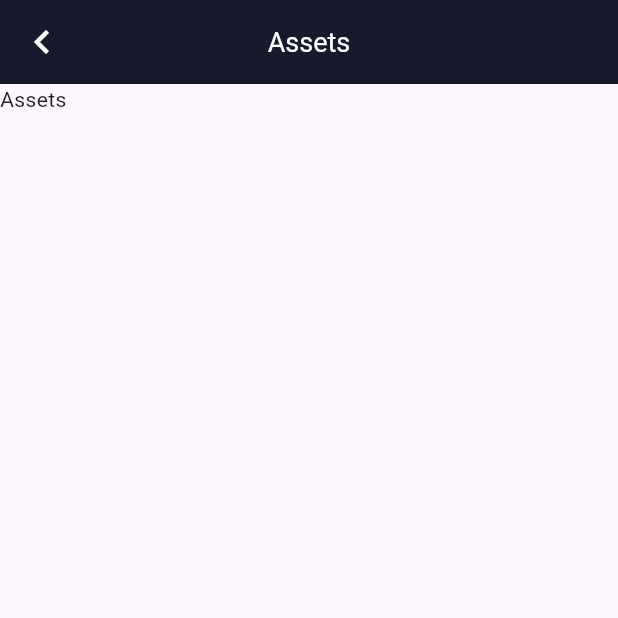
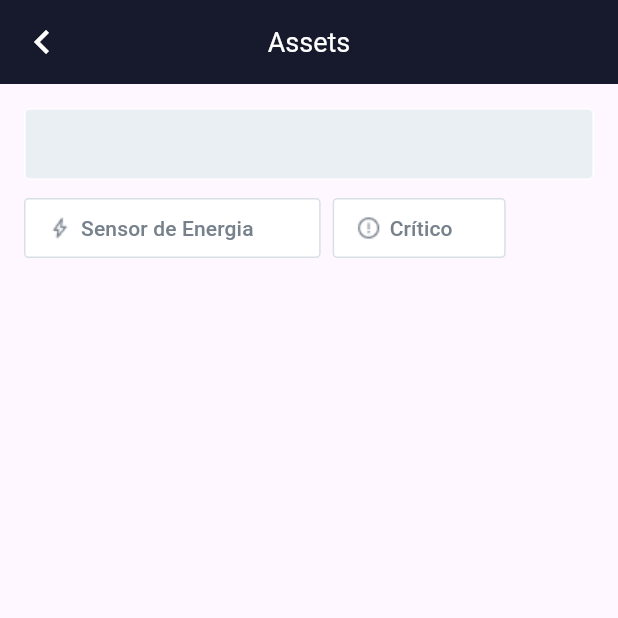
Before and after one commit to WallaceHolanda/tractian_challenge, a Flutter app: the screen it shows after launch, after a tap on "Jaguar Unit", on a phone screen of 412 x 824 dp, the top half of it. Run offline on Flutter 3.47's test engine with Material 3 defaults, Android fonts, the phone set to English and light mode, and no system bars; our stand-ins replace bloc, dartz, equatable, flutter_bloc, get_it.

Commit message:
feat: inicia construcao dos filtros

```diff
--- a/lib/core/assets/icons_enum.dart
+++ b/lib/core/assets/icons_enum.dart
@@ -2,7 +2,9 @@ enum IconsEnum {
   asset('assets/icons/asset.png'),
   company('assets/icons/company.png'),
   component('assets/icons/component.png'),
-  location('assets/icons/location.png');
+  location('assets/icons/location.png'),
+  bolt('assets/icons/bolt.png'),
+  exclamationCircle('assets/icons/exclamation_circle.png');
 
   final String caminho;
   const IconsEnum(this.caminho);
--- a/lib/core/color_scheme_extension.dart
+++ b/lib/core/color_scheme_extension.dart
@@ -3,6 +3,9 @@ import 'package:flutter/material.dart';
 extension ContextExtension on ColorScheme {
   Color get azulClaro => const Color.fromRGBO(33, 136, 255, 1);
   Color get azulEscuro => const Color.fromRGBO(23, 25, 45, 1);
-  Color get branco => const Color.fromRGBO(255, 255, 255, 1);
-  Color get cinza => const Color.fromRGBO(205, 205, 205, 1);
+  Color get white => const Color.fromRGBO(255, 255, 255, 1);
+  Color get gray => const Color.fromRGBO(205, 205, 205, 1);
+  Color get brancoBorda => const Color.fromRGBO(216, 223, 230, 1);
+  Color get bodyText => const Color.fromRGBO(119, 129, 140, 1);
+  Color get neutralGrey => const Color.fromRGBO(234, 239, 243, 1);
 }
--- a/lib/features/assets/presentation/assets_page.dart
+++ b/lib/features/assets/presentation/assets_page.dart
@@ -1,5 +1,6 @@
 import 'package:flutter/material.dart';
 import 'package:tractian_challenge/core/color_scheme_extension.dart';
+import 'package:tractian_challenge/features/assets/presentation/widgets/filtro/filtro_opcoes_widget.dart';
 import 'package:tractian_challenge/features/core/utils/app_strings_enum.dart';
 
 class AssetsPage extends StatefulWidget {
@@ -25,7 +26,7 @@ class _AssetsPageState extends State<AssetsPage> {
           onPressed: Navigator.of(context).pop,
           icon: Icon(
             Icons.chevron_left,
-            color: Theme.of(context).colorScheme.branco,
+            color: Theme.of(context).colorScheme.white,
             size: 32,
           ),
         ),
@@ -34,20 +35,14 @@ class _AssetsPageState extends State<AssetsPage> {
           style: TextStyle(
             fontSize: 18,
             fontWeight: FontWeight.w400,
-            color: Theme.of(context).colorScheme.branco,
+            color: Theme.of(context).colorScheme.white,
           ),
         ),
       ),
-      body: SafeArea(
+      body: const SafeArea(
         child: Column(
           children: [
-            SizedBox(
-              height: 48,
-              width: double.maxFinite,
-              child: Text(
-                AppStringsEnum.assets.texto,
-              ),
-            ),
+            FiltroOpcoesWidget(),
           ],
         ),
       ),
--- /dev/null
+++ b/lib/features/assets/presentation/widgets/filtro/filtro_notifier.dart
@@ -0,0 +1,7 @@
+import 'package:flutter/material.dart';
+
+class FiltroNotifier {
+  ValueNotifier<bool> habilitado = ValueNotifier<bool>(false);
+
+  void alteraValor() => habilitado.value = !habilitado.value;
+}
--- /dev/null
+++ b/lib/features/assets/presentation/widgets/filtro/filtro_opcoes_widget.dart
@@ -0,0 +1,101 @@
+import 'package:flutter/material.dart';
+import 'package:tractian_challenge/core/assets/icons_enum.dart';
+import 'package:tractian_challenge/core/color_scheme_extension.dart';
+import 'package:tractian_challenge/features/assets/presentation/widgets/filtro/filtro_notifier.dart';
+import 'package:tractian_challenge/features/core/utils/app_strings_enum.dart';
+import 'package:tractian_challenge/features/core/widgets/filtro_widget.dart';
+
+class FiltroOpcoesWidget extends StatefulWidget {
+  const FiltroOpcoesWidget({super.key});
+
+  @override
+  State<FiltroOpcoesWidget> createState() => _FiltroOpcoesWidgetState();
+}
+
+class _FiltroOpcoesWidgetState extends State<FiltroOpcoesWidget> {
+  final focusNode = FocusNode();
+  final textController = TextEditingController();
+  final sensorFiltro = FiltroNotifier();
+  final criticoFiltro = FiltroNotifier();
+
+  @override
+  void dispose() {
+    textController.dispose();
+    focusNode.dispose();
+    super.dispose();
+  }
+
+  @override
+  Widget build(BuildContext context) {
+    return Padding(
+      padding: const EdgeInsets.symmetric(
+        horizontal: 16,
+        vertical: 16,
+      ),
+      child: Column(
+        children: [
+          TextFormField(
+            focusNode: focusNode,
+            controller: textController,
+            onTapOutside: (_) => focusNode.unfocus(),
+            onChanged: (texto) {
+              debugPrint("Critico: ${criticoFiltro.habilitado.value}");
+              debugPrint("Sensor: ${sensorFiltro.habilitado.value}");
+            },
+            decoration: InputDecoration(
+              filled: true,
+              fillColor: Theme.of(context).colorScheme.neutralGrey,
+              contentPadding: const EdgeInsets.only(
+                left: 14.0,
+                bottom: 8.0,
+                top: 8.0,
+              ),
+              border: OutlineInputBorder(
+                borderRadius: BorderRadius.circular(4),
+                borderSide: BorderSide(
+                  color: Theme.of(context).colorScheme.white,
+                ),
+              ),
+              enabledBorder: OutlineInputBorder(
+                borderRadius: BorderRadius.circular(4),
+                borderSide: BorderSide(
+                  color: Theme.of(context).colorScheme.white,
+                ),
+              ),
+            ),
+          ),
+          const SizedBox(height: 8),
+          Row(
+            children: [
+              ValueListenableBuilder<bool>(
+                valueListenable: sensorFiltro.habilitado,
+                builder: (context, sensorHabilitado, _) => FiltroWidget(
+                  isSelecionado: sensorHabilitado,
+                  icone: IconsEnum.bolt,
+                  width: MediaQuery.sizeOf(context).width * 0.48,
+                  titulo: AppStringsEnum.sensorDeEnergia.texto,
+                  onPressed: () {
+                    sensorFiltro.alteraValor();
+                  },
+                ),
+              ),
+              const SizedBox(width: 8),
+              ValueListenableBuilder<bool>(
+                valueListenable: criticoFiltro.habilitado,
+                builder: (context, criticoHabilitado, _) => FiltroWidget(
+                  isSelecionado: criticoHabilitado,
+                  icone: IconsEnum.exclamationCircle,
+                  titulo: AppStringsEnum.critico.texto,
+                  width: MediaQuery.sizeOf(context).width * 0.28,
+                  onPressed: () {
+                    criticoFiltro.alteraValor();
+                  },
+                ),
+              ),
+            ],
+          ),
+        ],
+      ),
+    );
+  }
+}
--- /dev/null
+++ b/lib/features/core/widgets/filtro_widget.dart
@@ -0,0 +1,75 @@
+import 'package:flutter/material.dart';
+import 'package:tractian_challenge/core/assets/icons_enum.dart';
+import 'package:tractian_challenge/core/color_scheme_extension.dart';
+
+class FiltroWidget extends StatelessWidget {
+  final double width;
+  final String titulo;
+  final IconsEnum icone;
+  final bool isSelecionado;
+  final VoidCallback onPressed;
+
+  const FiltroWidget({
+    super.key,
+    required this.width,
+    required this.titulo,
+    required this.icone,
+    required this.isSelecionado,
+    required this.onPressed,
+  });
+
+  Color _obterBackground(context) => isSelecionado
+      ? Theme.of(context).colorScheme.azulClaro
+      : Theme.of(context).colorScheme.white;
+
+  Color _obterCor(context) => isSelecionado
+      ? Theme.of(context).colorScheme.white
+      : Theme.of(context).colorScheme.bodyText;
+
+  @override
+  Widget build(BuildContext context) {
+    return OutlinedButton(
+      onPressed: onPressed,
+      style: OutlinedButton.styleFrom(
+        backgroundColor: _obterBackground(context),
+        padding: const EdgeInsets.symmetric(
+          vertical: 8,
+        ),
+        side: BorderSide(
+          width: 1,
+          color: Theme.of(context).colorScheme.brancoBorda,
+        ),
+        shape: RoundedRectangleBorder(
+          borderRadius: BorderRadius.circular(3),
+        ),
+      ),
+      child: SizedBox(
+        width: width,
+        child: Row(
+          children: [
+            const SizedBox(width: 16),
+            Image.asset(
+              icone.caminho,
+              height: 16,
+              width: 16,
+              color: _obterCor(context),
+            ),
+            const SizedBox(width: 6),
+            Expanded(
+              child: Text(
+                titulo,
+                overflow: TextOverflow.ellipsis,
+                maxLines: 1,
+                style: TextStyle(
+                  fontSize: 14,
+                  fontWeight: FontWeight.w500,
+                  color: _obterCor(context),
+                ),
+              ),
+            ),
+          ],
+        ),
+      ),
+    );
+  }
+}
--- a/lib/features/core/widgets/shimmer_widget.dart
+++ b/lib/features/core/widgets/shimmer_widget.dart
@@ -21,7 +21,7 @@ class ShimmerWidget extends StatelessWidget {
       height: height,
       width: width,
       decoration: BoxDecoration(
-        color: color ?? Theme.of(context).colorScheme.cinza.withOpacity(0.8),
+        color: color ?? Theme.of(context).colorScheme.gray.withOpacity(0.8),
         borderRadius:
             borderRadius != null ? BorderRadius.circular(borderRadius!) : null,
       ),
--- a/lib/features/empresas/presentation/widgets/empresa_card.dart
+++ b/lib/features/empresas/presentation/widgets/empresa_card.dart
@@ -38,7 +38,7 @@ class EmpresaCard extends StatelessWidget {
               style: TextStyle(
                 fontSize: 18,
                 fontWeight: FontWeight.w500,
-                color: Theme.of(context).colorScheme.branco,
+                color: Theme.of(context).colorScheme.white,
               ),
             ),
           ],
```
Also changed, not shown: assets/icons/bolt.png (added), assets/icons/exclamation_circle.png (added).
